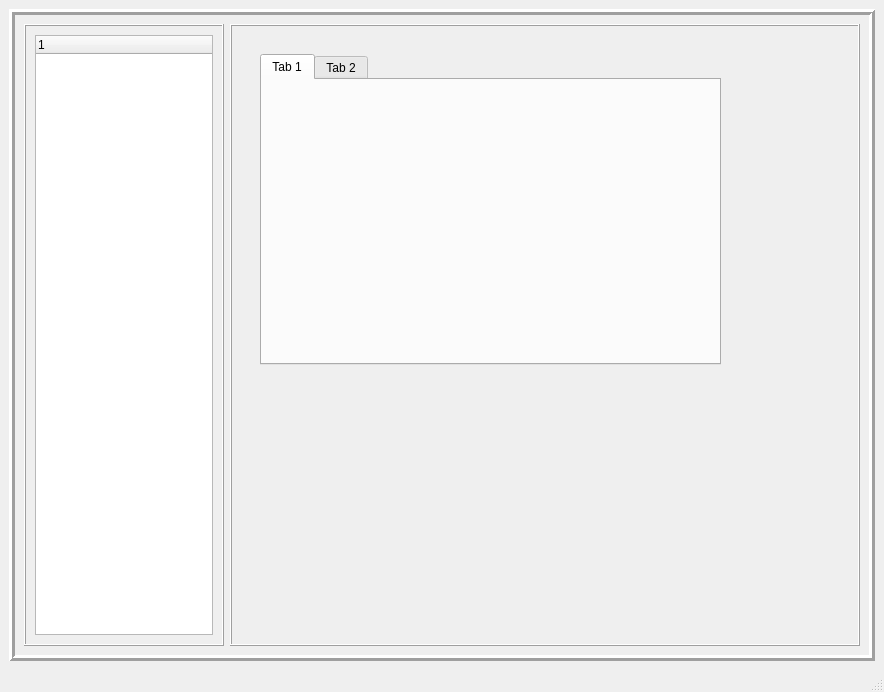
Before: the Qt Designer form main_window.ui in don-fink/NoteBook, drawn with Qt 5.
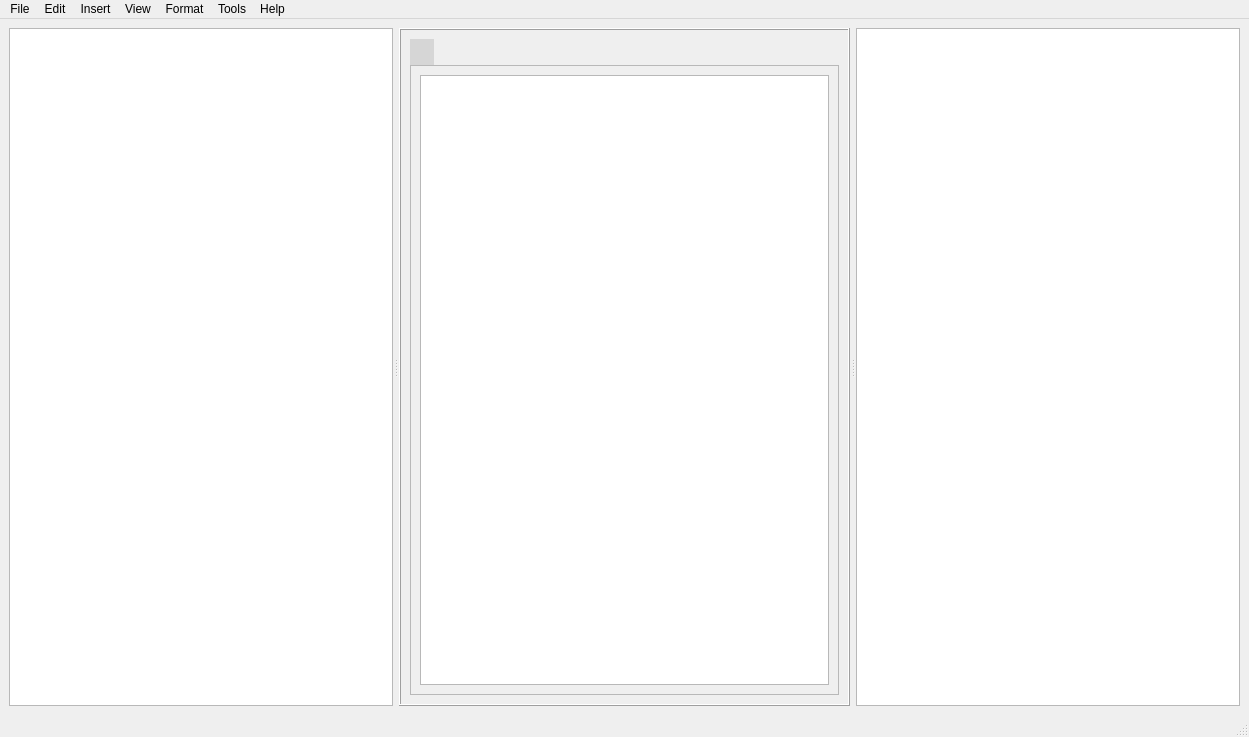
After: the same form once the commit is applied.

What changed in the file:
```diff
--- a/main_window.ui
+++ b/main_window.ui
@@ -6,8 +6,8 @@
    <rect>
     <x>0</x>
     <y>0</y>
-    <width>884</width>
-    <height>692</height>
+    <width>1249</width>
+    <height>737</height>
    </rect>
   </property>
   <property name="windowTitle">
@@ -16,81 +16,112 @@
   <widget class="QWidget" name="centralwidget">
    <layout class="QHBoxLayout" name="horizontalLayout">
     <item>
-     <widget class="QFrame" name="frame">
-      <property name="frameShape">
-       <enum>QFrame::Box</enum>
+     <widget class="QSplitter" name="mainSplitter">
+      <property name="orientation">
+       <enum>Qt::Horizontal</enum>
       </property>
-      <property name="frameShadow">
-       <enum>QFrame::Raised</enum>
+      <property name="opaqueResize">
+       <bool>true</bool>
       </property>
-      <property name="lineWidth">
-       <number>3</number>
+      <property name="handleWidth">
+       <number>6</number>
       </property>
-      <layout class="QHBoxLayout" name="horizontalLayout_2">
-       <item>
-        <widget class="QFrame" name="frame_2">
-         <property name="sizePolicy">
-          <sizepolicy hsizetype="Fixed" vsizetype="Preferred">
-           <horstretch>0</horstretch>
-           <verstretch>0</verstretch>
-          </sizepolicy>
-         </property>
-         <property name="maximumSize">
-          <size>
-           <width>200</width>
-           <height>16777215</height>
-          </size>
-         </property>
-         <property name="frameShape">
-          <enum>QFrame::Box</enum>
-         </property>
-         <property name="frameShadow">
-          <enum>QFrame::Raised</enum>
-         </property>
-         <layout class="QHBoxLayout" name="horizontalLayout_3">
-          <item>
-           <widget class="QTreeWidget" name="treeWidget">
-            <column>
-             <property name="text">
-              <string notr="true">1</string>
-             </property>
-            </column>
-           </widget>
-          </item>
-         </layout>
-        </widget>
-       </item>
-       <item>
-        <widget class="QFrame" name="frame_3">
-         <property name="frameShape">
-          <enum>QFrame::Box</enum>
-         </property>
-         <property name="frameShadow">
-          <enum>QFrame::Raised</enum>
-         </property>
-         <widget class="QTabWidget" name="tabWidget">
-          <property name="geometry">
-           <rect>
-            <x>30</x>
-            <y>30</y>
-            <width>461</width>
-            <height>311</height>
-           </rect>
+      <property name="childrenCollapsible">
+       <bool>true</bool>
+      </property>
+      <widget class="QTreeWidget" name="notebookName">
+       <property name="minimumSize">
+        <size>
+         <width>150</width>
+         <height>0</height>
+        </size>
+       </property>
+       <property name="maximumSize">
+        <size>
+         <width>16777215</width>
+         <height>16777215</height>
+        </size>
+       </property>
+       <property name="headerHidden">
+        <bool>true</bool>
+       </property>
+       <attribute name="headerVisible">
+        <bool>false</bool>
+       </attribute>
+       <column>
+        <property name="text">
+         <string notr="true">1</string>
+        </property>
+       </column>
+      </widget>
+      <widget class="QFrame" name="frame_3">
+       <property name="sizePolicy">
+        <sizepolicy hsizetype="Expanding" vsizetype="Preferred">
+         <horstretch>0</horstretch>
+         <verstretch>0</verstretch>
+        </sizepolicy>
+       </property>
+       <property name="frameShape">
+        <enum>QFrame::Box</enum>
+       </property>
+       <property name="frameShadow">
+        <enum>QFrame::Raised</enum>
+       </property>
+       <layout class="QVBoxLayout" name="verticalLayout">
+        <item>
+         <widget class="QTabWidget" name="tabPages">
+          <property name="styleSheet">
+           <string notr="true">QTabWidget::pane {
+  border: 1px solid palette(mid);
+}
+QTabBar::tab {
+  padding: 6px 12px;
+  margin-right: 2px;
+}
+QTabBar::tab:selected {
+  background: #efefef; /* lighter for selected */
+}
+QTabBar::tab:!selected {
+  background: #d6d6d6;  /* darker for unselected */
+}
+QTabBar::tab:hover:!selected {
+  background: #eaeaea;  /* subtle hover */
+}
+</string>
+          </property>
+          <property name="currentIndex">
+           <number>1</number>
           </property>
           <widget class="QWidget" name="tab">
            <attribute name="title">
-            <string>Tab 1</string>
+            <string/>
            </attribute>
           </widget>
           <widget class="QWidget" name="tab_2">
            <attribute name="title">
-            <string>Tab 2</string>
+            <string/>
            </attribute>
+           <layout class="QVBoxLayout" name="verticalLayout_4">
+            <item>
+             <widget class="QTextEdit" name="textEdit_2"/>
+            </item>
+           </layout>
           </widget>
          </widget>
-        </widget>
-       </item>
-      </layout>
+        </item>
+       </layout>
+      </widget>
+      <widget class="QTreeView" name="sectionPages">
+       <property name="minimumSize">
+        <size>
+         <width>150</width>
+         <height>0</height>
+        </size>
+       </property>
+       <property name="headerHidden">
+        <bool>true</bool>
+       </property>
+      </widget>
      </widget>
     </item>
    </layout>
@@ -100,10 +131,114 @@
     <rect>
      <x>0</x>
      <y>0</y>
-     <width>884</width>
+     <width>1249</width>
      <height>22</height>
     </rect>
    </property>
+   <widget class="QMenu" name="menuFile">
+    <property name="title">
+     <string>File</string>
+    </property>
+    <addaction name="actionOpen"/>
+    <addaction name="actionSave"/>
+    <addaction name="actionSave_As"/>
+    <addaction name="actionNew_Database"/>
+    <addaction name="separator"/>
+    <addaction name="actionExport_Database"/>
+    <addaction name="separator"/>
+    <addaction name="actionExit"/>
+   </widget>
+   <widget class="QMenu" name="menuInsert">
+    <property name="title">
+     <string>Insert</string>
+    </property>
+    <addaction name="actionAdd_Workbook"/>
+    <addaction name="actionDelete_Workbook"/>
+    <addaction name="actionRename_WorkBook"/>
+    <addaction name="actionCollapse_All_Binders"/>
+    <addaction name="separator"/>
+    <addaction name="actionAdd_Scction"/>
+    <addaction name="actionDelete_Section"/>
+    <addaction name="actionRename_Section"/>
+    <addaction name="separator"/>
+    <addaction name="actionAdd_Page"/>
+    <addaction name="actionDelete_Page"/>
+    <addaction name="actionRename_Page"/>
+    <addaction name="separator"/>
+    <addaction name="actionInsert_Attachment"/>
+   </widget>
+   <widget class="QMenu" name="menuView">
+    <property name="title">
+     <string>View</string>
+    </property>
+    <addaction name="actionRich_Text_Tools"/>
+   </widget>
+   <widget class="QMenu" name="menuHelp">
+    <property name="title">
+     <string>Help</string>
+    </property>
+   </widget>
+   <widget class="QMenu" name="menuEdit">
+    <property name="title">
+     <string>Edit</string>
+    </property>
+    <widget class="QMenu" name="menuDefault_Paste_Mode">
+     <property name="title">
+      <string>Default Paste Mode</string>
+     </property>
+     <addaction name="actionPasteMode_Rich"/>
+     <addaction name="actionPasteMode_Text_Only"/>
+     <addaction name="actionPasteMode_Match_Style"/>
+     <addaction name="actionPasteMode_Clean"/>
+    </widget>
+    <addaction name="actionPaste_Text_Only"/>
+    <addaction name="actionPaste_and_Match_Style"/>
+    <addaction name="actionPaste_Clean_Formatting"/>
+    <addaction name="menuDefault_Paste_Mode"/>
+   </widget>
+   <widget class="QMenu" name="menuFormat">
+    <property name="title">
+     <string>Format</string>
+    </property>
+    <widget class="QMenu" name="menuList_Schemes">
+     <property name="title">
+      <string>List Schemes</string>
+     </property>
+     <widget class="QMenu" name="menuOrdered_Numbered">
+      <property name="title">
+       <string>Ordered (Numbered)</string>
+      </property>
+      <addaction name="actionOrdered_Classic"/>
+      <addaction name="actionOrdered_Decimal"/>
+     </widget>
+     <widget class="QMenu" name="menuUnordered_Bulleted">
+      <property name="title">
+       <string>Unordered (Bulleted)</string>
+      </property>
+      <addaction name="actionUnordered_Disc_Circle_Square"/>
+      <addaction name="actionUnordered_Disc_Only"/>
+     </widget>
+     <addaction name="menuOrdered_Numbered"/>
+     <addaction name="menuUnordered_Bulleted"/>
+    </widget>
+    <addaction name="menuList_Schemes"/>
+   </widget>
+   <widget class="QMenu" name="menuTools">
+    <property name="title">
+     <string>Tools</string>
+    </property>
+    <addaction name="actionSettings"/>
+    <addaction name="actionOpen_Databases_Folder"/>
+    <addaction name="actionMigrate_Current_DB_to_Root"/>
+    <addaction name="actionClean_Unused_Media"/>
+   </widget>
+   <addaction name="menuFile"/>
+   <addaction name="menuEdit"/>
+   <addaction name="menuInsert"/>
+   <addaction name="menuView"/>
+   <addaction name="menuFormat"/>
+   <addaction name="menuTools"/>
+   <addaction name="menuHelp"/>
   </widget>
   <widget class="QStatusBar" name="statusbar"/>
  </widget>
```
Left out of the diff: 199 changed lines with no effect on the pictures.
